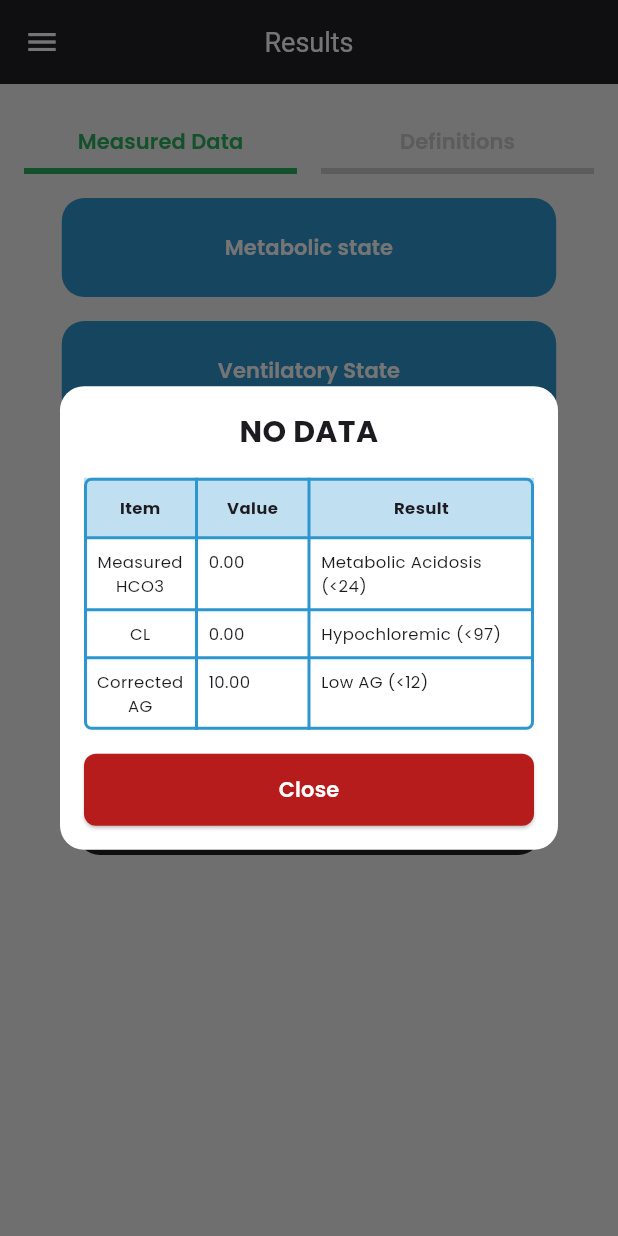
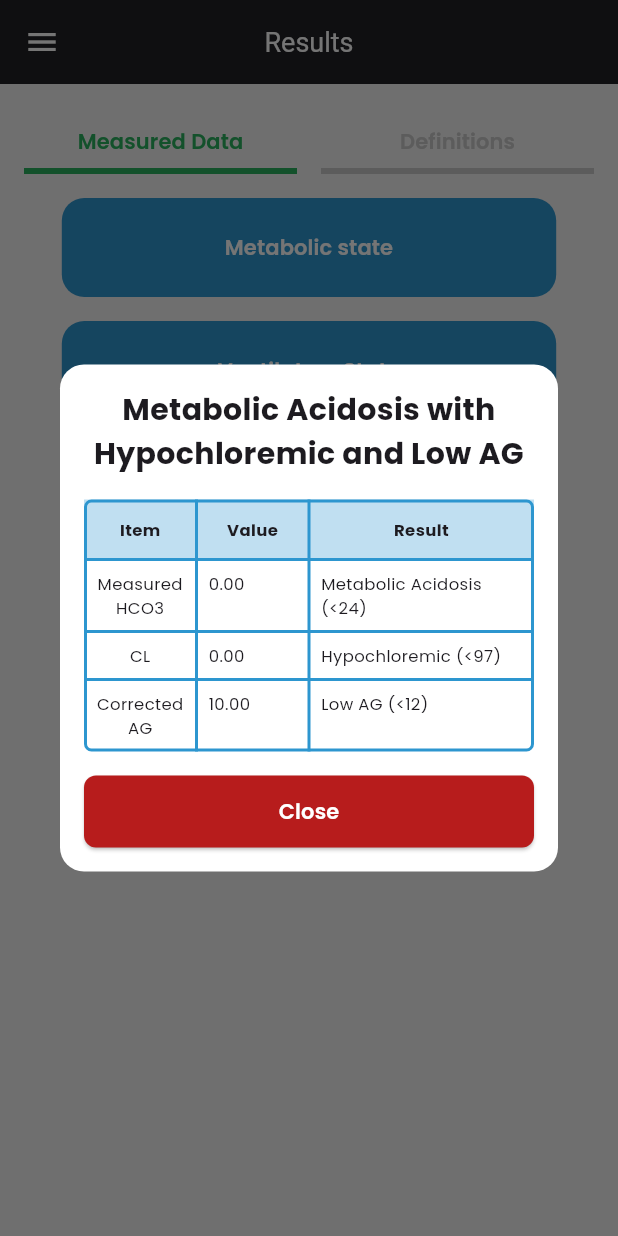
Before and after one commit to ahmed-5036/ABG, a Flutter app: the ResultsDataPage screen opened by its route, after a tap on "Metabolic state", on a phone screen of 412 x 824 dp. Run offline on Flutter 3.47's test engine with Material 3 defaults, Android fonts, the phone set to English and light mode, and no system bars; our stand-ins replace adaptive_dialog, flutter_riverpod, google_fonts, rflutter_alert, universal_platform; missing offline and left inert: desktop_window.

Commit message:
fixed follow abg metabolic diagnosis

```diff
--- a/lib/providers/result/metabolic_result_provider.dart
+++ b/lib/providers/result/metabolic_result_provider.dart
@@ -434,7 +434,7 @@ final Provider<String> followUpABGFinalDiagnosisResultProvider =
       calculatorType != CalculatorType.followUpABGRespiratory) {
     return ref.watch(finalDiagnosisResultProvider);
   }
-  if (calculatorType == CalculatorType.followUpABGRespiratory) {
+
   return (ref.watch(diagnosisSecondResultProvider) ==
               CalculationConstants.noData) ||
           (ref.watch(diagnosisThirdResultProvider) ==
@@ -442,18 +442,9 @@ final Provider<String> followUpABGFinalDiagnosisResultProvider =
           (ref.watch(diagnosisFourthResultProvider).level.$1 ==
               CalculationConstants.noData)
       ? "INCOMPLETE MEASURED ITEMS, PLEASE FILL THE INPUT FIELDS IN ANALYSIS PAGE"
+      : calculatorType == CalculatorType.followUpABGMetabolic
+          ? "Patient has ${ref.watch(diagnosisSecondResultProvider)} with ${ref.watch(diagnosisThirdResultProvider)} and ${ref.watch(diagnosisFourthResultProvider).level.$1}"
           : "Patient has ${ref.watch(diagnosisThirdResultProvider)} with ${ref.watch(diagnosisSecondResultProvider)} and ${ref.watch(diagnosisFourthResultProvider).level.$1}";
-  } else if (calculatorType == CalculatorType.followUpABGMetabolic) {
-    return (ref.watch(diagnosisSecondResultProvider) ==
-                CalculationConstants.noData) ||
-            (ref.watch(diagnosisThirdResultProvider) ==
-                CalculationConstants.noData) ||
-            (ref.watch(diagnosisFourthResultProvider).level.$1 ==
-                CalculationConstants.noData)
-        ? "INCOMPLETE MEASURED ITEMS, PLEASE FILL THE INPUT FIELDS IN ANALYSIS PAGE"
-        : "Patient has ${ref.watch(diagnosisSecondResultProvider)} with ${ref.watch(diagnosisThirdResultProvider)} and ${ref.watch(diagnosisFourthResultProvider).level.$1}";
-  }
-  return "INCOMPLETE MEASURED ITEMS, PLEASE FILL THE INPUT FIELDS IN ANALYSIS PAGE";
 });
 
 // Corrected CL Provider
@@ -507,3 +498,124 @@ final Provider<double> correctedAGHighABGProvider = Provider<double>((Ref ref) {
 
   return (sodium - chlorine - hco3) + ((4 - albumin) * 2.5);
 });
+
+// Metabolic State Diagnosis Provider for Primary Metabolic Insult
+final Provider<String> metabolicStateDiagnosisProvider = Provider<String>((Ref ref) {
+  final CalculatorType calculatorType = ref.watch(calculatorTypeProvider);
+
+  // Only for primary metabolic insult
+  if (calculatorType != CalculatorType.followUpABGMetabolic) {
+    return ref.watch(diagnosisSecondResultProvider);
+  }
+
+  final Map<String, double> values = ref.watch(inputStateProvider).values;
+  final double hco3 = values['hco3'] ?? 0;
+  final double sodium = values['sodium'] ?? 0;
+  final double chlorine = values['chlorine'] ?? 0;
+  final double albumin = values['albumin'] ?? 0;
+
+  // Determine HCO3 status
+  String hco3Status = '';
+  if (hco3 == 24) {
+    hco3Status = 'Normal Metabolic';
+  } else if (hco3 < 24) {
+    hco3Status = 'Metabolic Acidosis';
+  } else {
+    hco3Status = 'Metabolic Alkalosis';
+  }
+
+  // Determine CL status
+  String clStatus = '';
+  if (chlorine > 107) {
+    clStatus = 'Hyperchloremic';
+  } else if (chlorine < 97) {
+    clStatus = 'Hypochloremic';
+  } else {
+    clStatus = 'Normo-chloremic';
+  }
+
+  // Determine Corrected AG status
+  double correctedAG = (sodium - chlorine - hco3) + ((4 - albumin) * 2.5);
+  String agStatus = '';
+  if (correctedAG > 12) {
+    agStatus = 'High AG';
+  } else if (correctedAG < 12) {
+    agStatus = 'Low AG';
+  } else {
+    agStatus = 'Normal AG';
+  }
+
+  // Concatenate the results in a readable format
+  return "$hco3Status with $clStatus and $agStatus";
+});
+
+// Respiratory Metabolic State Diagnosis Provider for Primary Respiratory Insult
+final Provider<String> respiratoryMetabolicStateDiagnosisProvider = Provider<String>((Ref ref) {
+  final CalculatorType calculatorType = ref.watch(calculatorTypeProvider);
+
+  // Only for primary respiratory insult
+  if (calculatorType != CalculatorType.followUpABGRespiratory) {
+    return ref.watch(diagnosisSecondResultProvider);
+  }
+
+  final Map<String, double> values = ref.watch(inputStateProvider).values;
+  final double hco3 = values['hco3'] ?? 0;
+  final double pco2 = values['pco2'] ?? 0;
+  final double sodium = values['sodium'] ?? 0;
+  final double chlorine = values['chlorine'] ?? 0;
+  final double albumin = values['albumin'] ?? 0;
+
+  // 1. Measured HCO3 status
+  String measuredHCO3Status = '';
+  if (hco3 == 24) {
+    measuredHCO3Status = 'Normal HCO3';
+  } else if (hco3 < 24) {
+    measuredHCO3Status = 'Low HCO3';
+  } else {
+    measuredHCO3Status = 'High HCO3';
+  }
+
+  // 2. Expected HCO3 (just show the value, no status needed)
+  double expectedHCO3 = pco2 < 40 ? 24 - ((40 - pco2) * 0.1) : 24 - ((40 - pco2) * 0.2);
+  String expectedHCO3Status = 'Expected HCO3 ${expectedHCO3.toStringAsFixed(1)}';
+
+  // 3. Expected vs Measured HCO3 (compensation logic)
+  String compensationStatus = '';
+  if (expectedHCO3 == hco3) {
+    if (hco3 == 24) {
+      compensationStatus = 'Normal compensation';
+    } else if (hco3 > 24) {
+      compensationStatus = 'Compensatory metabolic alkalosis';
+    } else {
+      compensationStatus = 'Compensatory metabolic acidosis';
+    }
+  } else if (expectedHCO3 > hco3) {
+    compensationStatus = 'Non-compensatory metabolic acidosis';
+  } else {
+    compensationStatus = 'Non-compensatory metabolic alkalosis';
+  }
+
+  // 4. Measured Chloride status
+  String clStatus = '';
+  if (chlorine > 107) {
+    clStatus = 'Hyperchloremia';
+  } else if (chlorine < 97) {
+    clStatus = 'Hypochloremia';
+  } else {
+    clStatus = 'Normochloremia';
+  }
+
+  // 5. Corrected AG status
+  double correctedAG = (sodium - chlorine - hco3) + ((4 - albumin) * 2.5);
+  String agStatus = '';
+  if (correctedAG > 12) {
+    agStatus = 'High AG';
+  } else if (correctedAG < 12) {
+    agStatus = 'Low AG';
+  } else {
+    agStatus = 'Normal AG';
+  }
+
+  // Concatenate the results in a readable format
+  return " $compensationStatus with $clStatus and $agStatus";
+});
--- a/lib/views/organism/present_metabolic_change_table.dart
+++ b/lib/views/organism/present_metabolic_change_table.dart
@@ -234,7 +234,9 @@ class PresentMetabolicChangeTable extends ConsumerWidget {
           '(Na - Cl - measured HCO3) + [(4 - albumin) x 2.5]';
 
       // Diagnosis 1 (present metabolic change)
-      final String diagnosis = ref.watch(diagnosisSecondResultProvider);
+      final String diagnosis = isPrimaryMetabolic
+          ? ref.watch(metabolicStateDiagnosisProvider)
+          : ref.watch(respiratoryMetabolicStateDiagnosisProvider);
 
       return SingleChildScrollView(
         child: SizedBox(
--- a/lib/views/pages/results_data_page.dart
+++ b/lib/views/pages/results_data_page.dart
@@ -542,7 +542,9 @@ class ResultsDataPage extends ConsumerWidget {
                     mainAxisSize: MainAxisSize.min,
                     children: <Widget>[
                       Text(
-                        ref.watch(diagnosisSecondResultProvider),
+                        calculatorType == CalculatorType.followUpABGMetabolic
+                            ? ref.watch(metabolicStateDiagnosisProvider)
+                            : ref.watch(respiratoryMetabolicStateDiagnosisProvider),
                         textAlign: TextAlign.center,
                         style: const TextStyle(
                           fontWeight: FontWeight.bold,
```
Also changed, not shown: 5 other files. Lines whose indentation alone changed are shown as unchanged.
